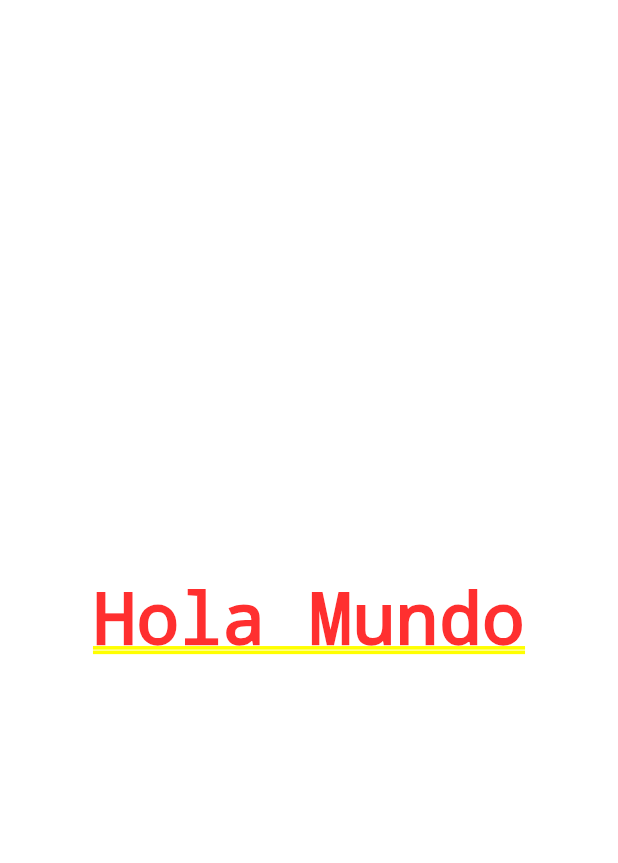
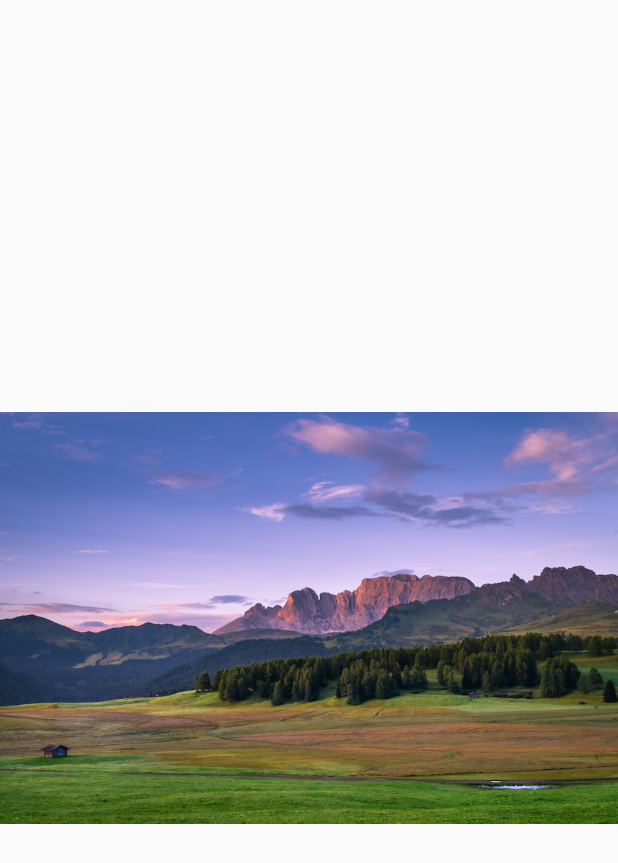
Before and after one commit to IngridC10/DISENOS-EN-FLUTTER, a Flutter app: the screen it shows after launch, on a phone screen of 412 x 824 dp. Shown: the top 863 px of the screen. Run offline on Flutter 3.47's test engine with Material 2 defaults, Android fonts, the phone set to English and light mode, and no system bars.

Commit message:
Agregando imagene s al proyecto

```diff
--- a/disenios/lib/main.dart
+++ b/disenios/lib/main.dart
@@ -1,15 +1,18 @@
 import 'package:flutter/material.dart';
+import 'package:disenios/screens/basic_design.dart';
 
 void main() => runApp(MyApp());
 
 class MyApp extends StatelessWidget {
+  const MyApp({Key? key}) : super(key: key);
+
   @override
   Widget build(BuildContext context) {
     return MaterialApp(
-        debugShowCheckedModeBanner: false,
-        title: 'Material App',
-        home: Center(
-          child: Text('Hola Mundo'),
-        ));
+      debugShowCheckedModeBanner: false,
+      title: 'Material App',
+      initialRoute: 'basic_design',
+      routes: {'basic_design': (_) => BasicDesignScreen()},
+    );
   }
 }
--- /dev/null
+++ b/disenios/lib/screens/basic_design.dart
@@ -0,0 +1,10 @@
+import 'package:flutter/material.dart';
+
+class BasicDesignScreen extends StatelessWidget {
+  @override
+  Widget build(BuildContext context) {
+    return Scaffold(
+      body: Center(child: Image(image: AssetImage('assets/landscape.jpeg'))),
+    );
+  }
+}
--- a/disenios/pubspec.yaml
+++ b/disenios/pubspec.yaml
@@ -60,8 +60,8 @@ flutter:
   uses-material-design: true
 
   # To add assets to your application, add an assets section, like this:
-  # assets:
-  #   - images/a_dot_burr.jpeg
+  assets:
+    - assets/
   #   - images/a_dot_ham.jpeg
 
   # An image asset can refer to one or more resolution-specific "variants", see
```
Also changed, not shown: disenios/assets/landscape.jpeg (added), 1 other file.
